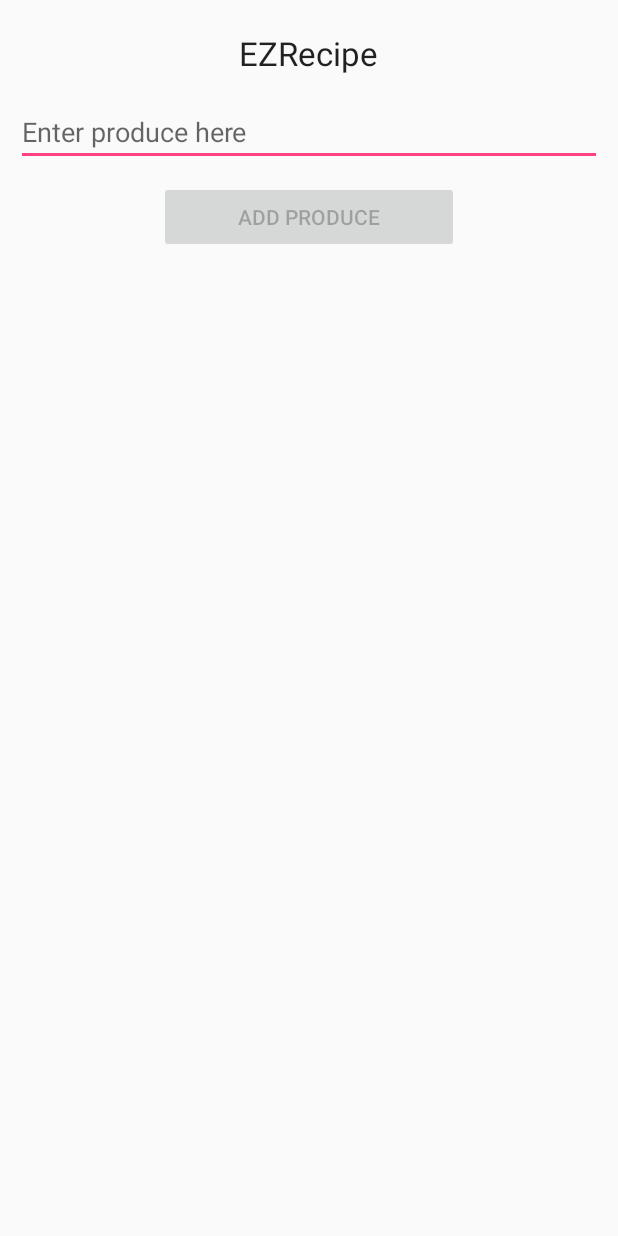
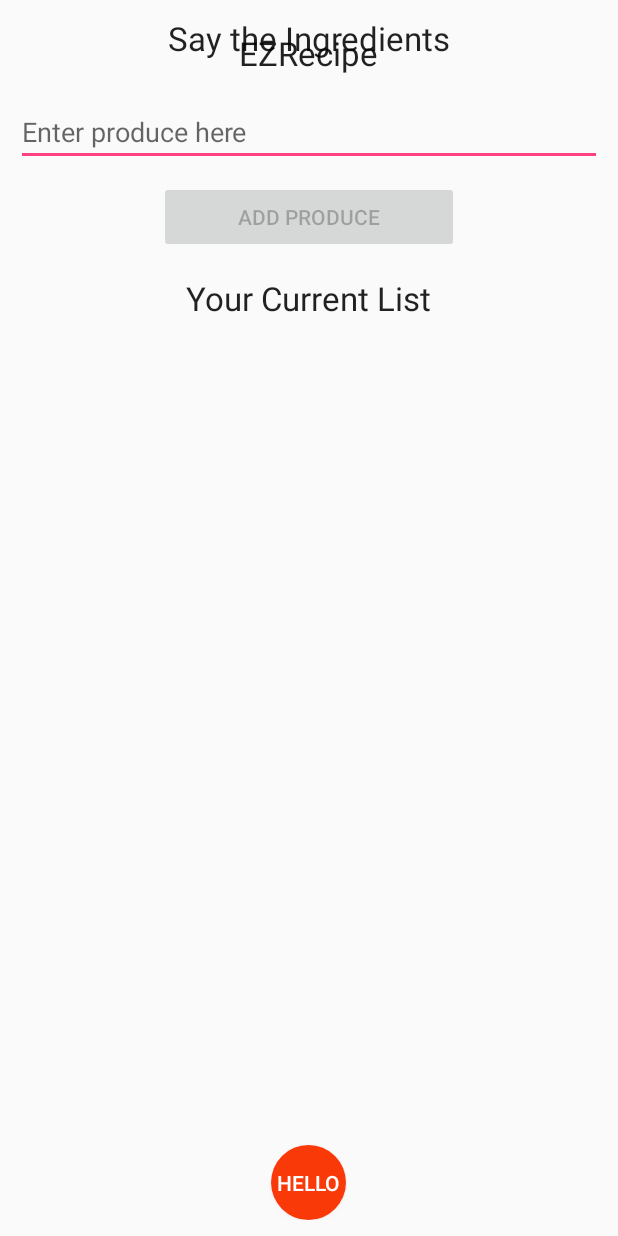
Before and after one commit to Amithab/ContactCreator2, an Android app: the layout activity_main.xml on its own in the app's theme, with its tools: preview values and no code run, on a phone screen of 412 x 824 dp. Run offline under Robolectric (Android 15) with nearby library versions, the phone set to English and light mode, and no system bars.

Commit message:
New Changes

```diff
--- /dev/null
+++ b/app/src/main/res/drawable-v21/round_button.xml
@@ -0,0 +1,9 @@
+<?xml version="1.0" encoding="utf-8"?>
+<ripple xmlns:android="http://schemas.android.com/apk/res/android"
+    android:color="#08009c">
+    <item android:state_selected="true">
+        <shape android:shape="oval">
+            <solid android:color="#fa3909"/>
+        </shape>
+    </item>
+</ripple>
--- /dev/null
+++ b/app/src/main/res/drawable/round_button.xml
@@ -0,0 +1,18 @@
+<?xml version="1.0" encoding="utf-8"?>
+<selector xmlns:android="http://schemas.android.com/apk/res/android">
+    <item android:state_selected="false">
+        <shape android:shape="oval">
+            <solid android:color="#a60000"/>
+        </shape>
+    </item>
+    <item android:state_selected="true">
+        <shape android:shape="oval">
+            <solid android:color="#0008a6"/>
+        </shape>
+    </item>
+    <item android:state_focused="true">
+        <shape android:shape="oval">
+            <solid android:color="#34fe01"/>
+        </shape>
+    </item>
+</selector>
--- a/app/src/main/res/layout/activity_main.xml
+++ b/app/src/main/res/layout/activity_main.xml
@@ -10,7 +10,7 @@
 
 
     <TabHost xmlns:android="http://schemas.android.com/apk/res/android"
-        android:id="@android:id/tabhost"
+        android:id="@+id/tabHost"
         android:layout_width="fill_parent"
         android:layout_height="fill_parent">
           <LinearLayout
@@ -26,11 +26,40 @@
                       android:padding="5dp"
                       android:layout_weight="1">
 
-                      <LinearLayout
+                      <LinearLayout xmlns:android="http://schemas.android.com/apk/res/android"
                           android:id="@+id/Speak"
                           android:layout_width="match_parent"
-                          android:layout_height="447dp"
-                          android:orientation="vertical"></LinearLayout>
+                          android:layout_height="match_parent"
+                          android:orientation="vertical" >
+
+                          <TextView
+                              android:id="@+id/textView1"
+                              android:layout_width="fill_parent"
+                              android:layout_height="wrap_content"
+                              android:gravity="center"
+                              android:text="Say the Ingredients"
+                              android:layout_weight="0"
+                              android:textAppearance="?android:attr/textAppearanceLarge" />
+
+                          <LinearLayout
+                              android:layout_width="match_parent"
+                              android:layout_height="0dip"
+                              android:layout_weight="1"
+                              android:gravity="center|bottom"
+                              android:orientation="vertical" >
+
+                              <Button
+                                  android:layout_width="50dp"
+                                  android:layout_height="50dp"
+                                  android:background="@drawable/round_button"
+                                  android:gravity="center_vertical|center_horizontal"
+                                  android:text="hello"
+                                  android:textColor="#fff"
+                                  android:id="@+id/btnColor" />
+
+                          </LinearLayout>
+
+                      </LinearLayout>
 
                       <LinearLayout
                       android:id="@+id/Type"
@@ -64,13 +93,29 @@
                           android:layout_gravity="center"
                           android:layout_marginTop="10dp"
                           android:enabled="false" />
-                  </LinearLayout>
+
+                          <TextView
+                              android:layout_width="wrap_content"
+                              android:layout_height="wrap_content"
+                              android:textAppearance="?android:attr/textAppearanceLarge"
+                              android:text="Your Current List"
+                              android:id="@+id/textView"
+                              android:layout_gravity="center"
+                              android:layout_marginTop="15dp" />
+
+                          <ListView
+                              android:layout_width="match_parent"
+                              android:layout_height="wrap_content"
+                              android:id="@+id/listView"
+                              android:layout_gravity="center_horizontal" />
+                      </LinearLayout>
 
                       <LinearLayout
                           android:id="@+id/linearLayout3"
                           android:layout_width="match_parent"
                           android:layout_height="match_parent"
                           android:orientation="vertical"></LinearLayout>
+
                   </FrameLayout>
 
 
```
Also changed, not shown: app/src/main/java/com/examplecontactmanager2/ami/contactcreator2/MainActivity.java (+67 -13 lines), app/src/main/java/com/examplecontactmanager2/ami/contactcreator2/OneProd.java (added, +19 -0 lines), app/src/main/res/layout/listview_item.xml (added, +14 -0 lines).
